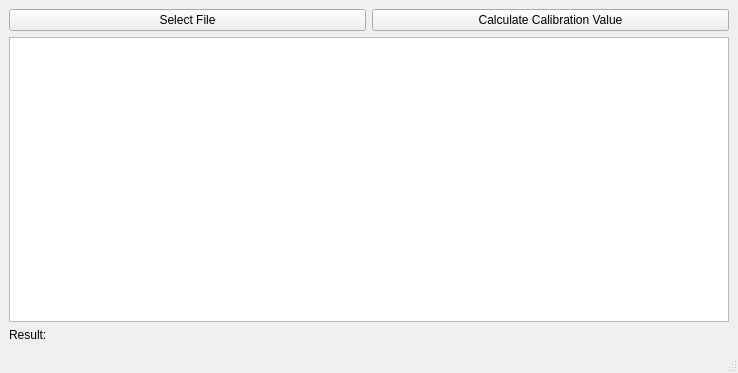
First picture: the form in day4/myapp.ui, repository ynonp/basic-python-innoviz-2023-2, before the edit.
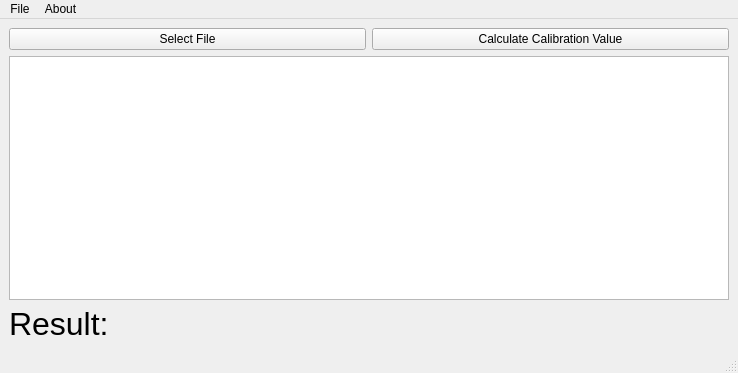
Second picture: the form after the edit.

```diff
--- a/day4/myapp.ui
+++ b/day4/myapp.ui
@@ -34,6 +34,11 @@
     </item>
     <item row="2" column="0" colspan="2">
      <widget class="QLabel" name="labelResult">
+      <property name="font">
+       <font>
+        <pointsize>24</pointsize>
+       </font>
+      </property>
       <property name="text">
        <string>Result:</string>
       </property>
@@ -50,6 +55,22 @@
      <height>24</height>
     </rect>
    </property>
+   <widget class="QMenu" name="menuFile">
+    <property name="title">
+     <string>File</string>
+    </property>
+    <addaction name="actionOpen"/>
+    <addaction name="actionQuit"/>
+    <addaction name="actionHelp"/>
+   </widget>
+   <widget class="QMenu" name="menuAbout">
+    <property name="title">
+     <string>About</string>
+    </property>
+    <addaction name="actionHelp_2"/>
+   </widget>
+   <addaction name="menuFile"/>
+   <addaction name="menuAbout"/>
   </widget>
   <widget class="QStatusBar" name="statusbar"/>
  </widget>
```
Left out of the diff: 22 changed lines with no effect on the pictures.
